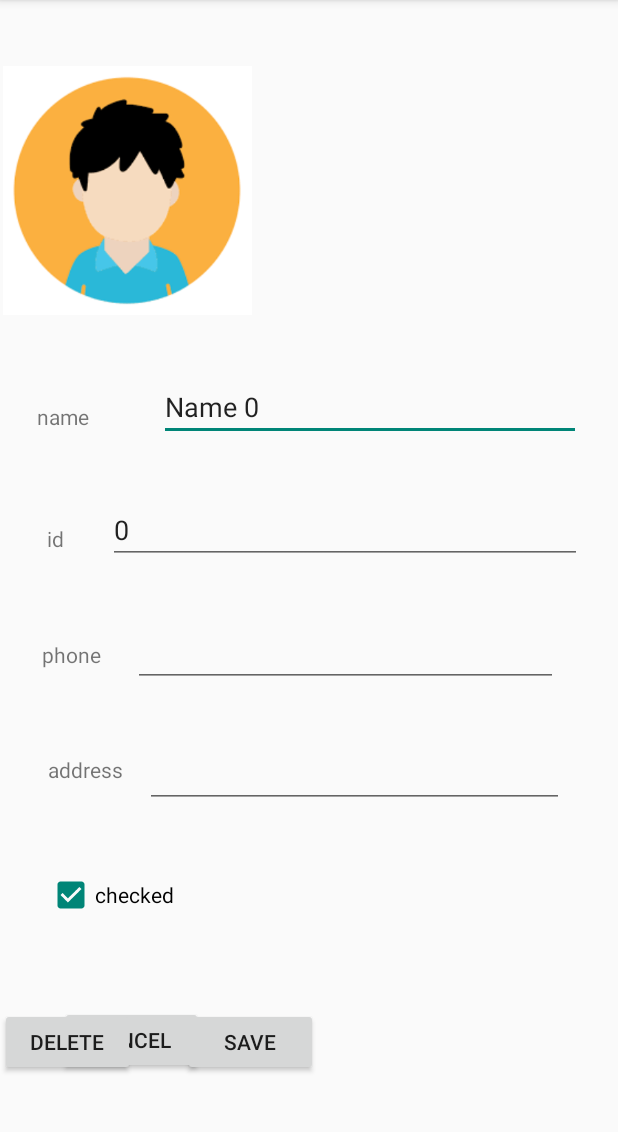
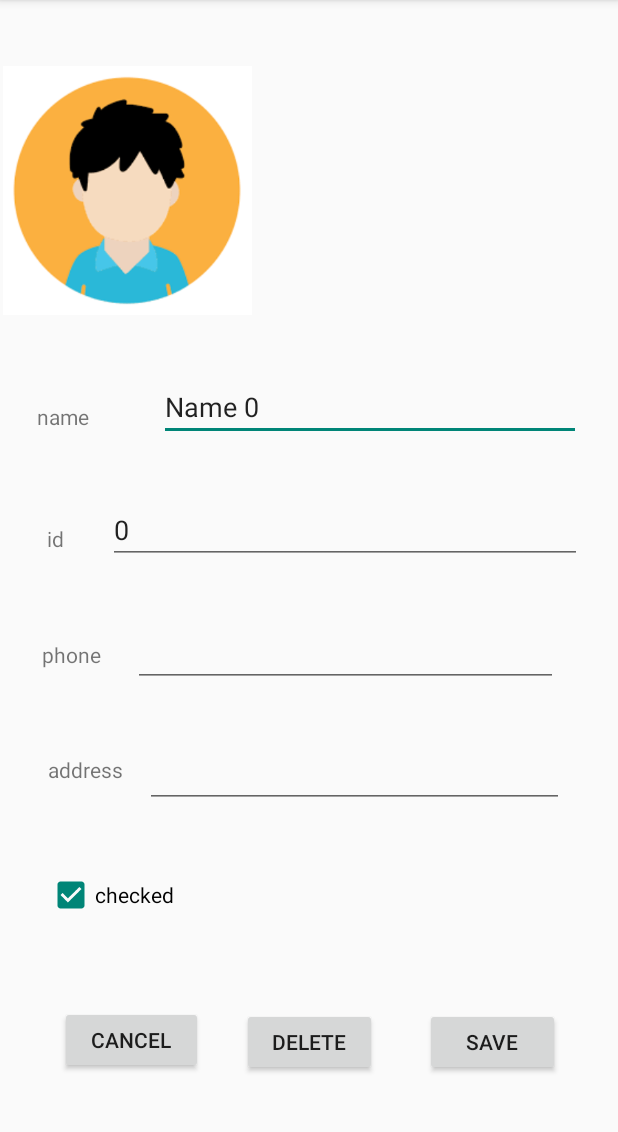
Before and after one commit to ofriyaakov/Mobile_Class_02, an Android app built with Jetpack Compose: the EditStudentActivity screen opened directly, with no data from a screen before it, on a phone screen of 412 x 824 dp, the part 84-1216 px from its top. Run offline under Robolectric (Android 15) with nearby library versions, the phone set to English and light mode, and no system bars.

Commit message:
fix ui buttons

```diff
--- a/app/src/main/res/layout/activity_edit_student.xml
+++ b/app/src/main/res/layout/activity_edit_student.xml
@@ -140,6 +140,8 @@
         android:layout_marginStart="32dp"
         android:text="save"
         app:layout_constraintBottom_toBottomOf="parent"
+        app:layout_constraintEnd_toEndOf="parent"
+        app:layout_constraintHorizontal_bias="0.0"
         app:layout_constraintStart_toEndOf="@+id/deleteButton"
         app:layout_constraintTop_toTopOf="parent"
         app:layout_constraintVertical_bias="0.93"
@@ -165,9 +167,10 @@
         android:layout_height="45dp"
         android:text="delete"
         app:layout_constraintBottom_toBottomOf="parent"
+        app:layout_constraintEnd_toEndOf="parent"
+        app:layout_constraintStart_toStartOf="parent"
         app:layout_constraintTop_toTopOf="parent"
         app:layout_constraintVertical_bias="0.93"
-        tools:layout_editor_absoluteX="160dp"
         tools:ignore="MissingConstraints" />
 
 </androidx.constraintlayout.widget.ConstraintLayout>
```
